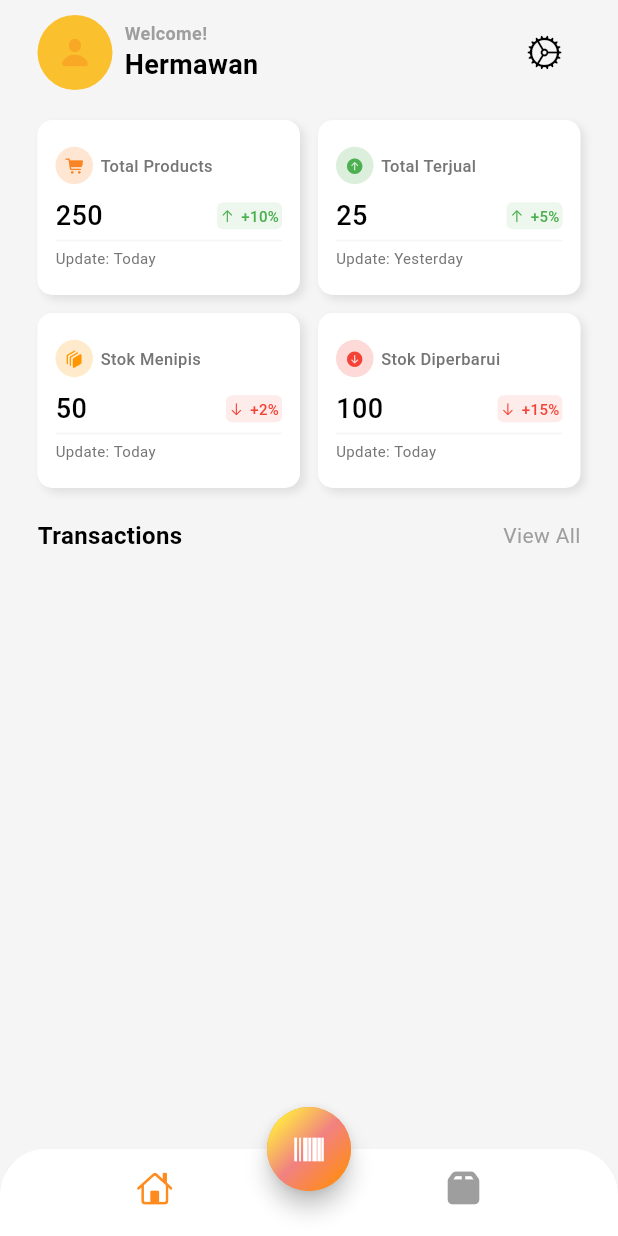
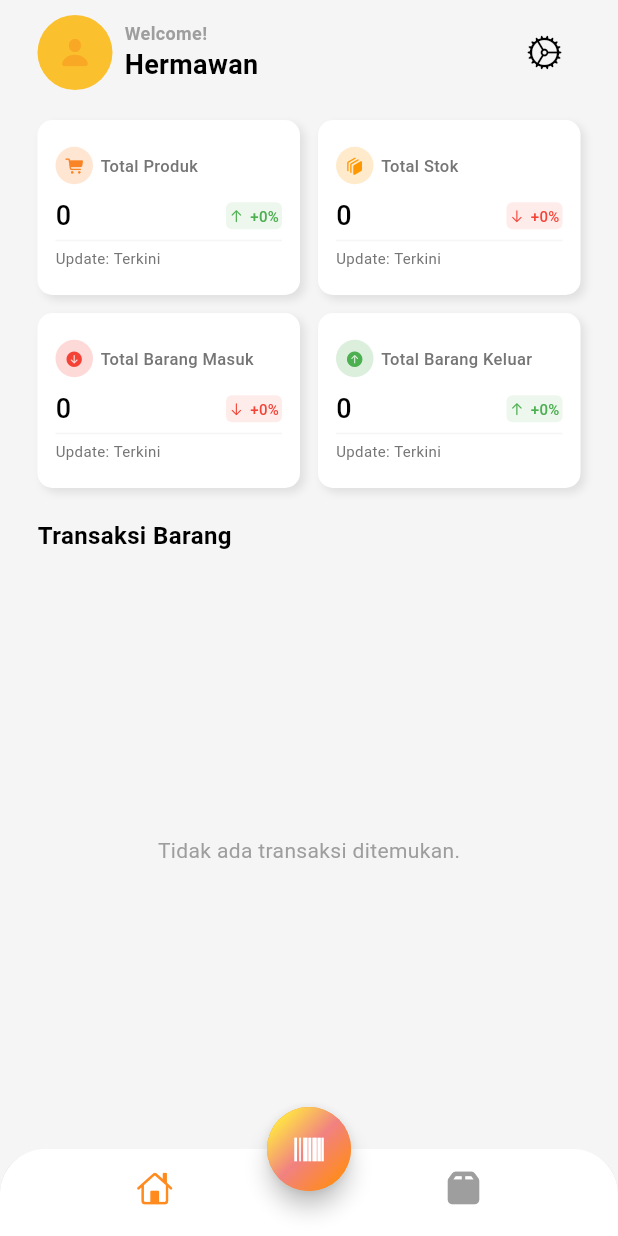
Before and after one commit to HermawanSutanto/inventory_tracker, a Flutter app: the screen it shows once a user with an empty profile is signed in, on a phone screen of 412 x 824 dp. Run offline on Flutter 3.47's test engine with Material 3 defaults, Android fonts, the phone set to English and light mode, and no system bars; our stand-ins replace cached_network_image, cloud_firestore, firebase_auth, firebase_core, font_awesome_flutter, image_picker and 2 more; missing offline and left inert: mobile_scanner; accounts and stored records are empty.

Commit message:
update 1

```diff
--- a/lib/main.dart
+++ b/lib/main.dart
@@ -5,6 +5,7 @@ import 'package:inventory_tracker/firebase_options.dart';
 import 'package:inventory_tracker/providers/auth_provider.dart';
 import 'package:inventory_tracker/providers/product_provider.dart';
 import 'package:provider/provider.dart';
+import 'package:supabase_flutter/supabase_flutter.dart';
 
 void main() async {
   // Ubah menjadi async
@@ -12,6 +13,11 @@ void main() async {
   await Firebase.initializeApp(
     // Inisialisasi Firebase
     options: DefaultFirebaseOptions.currentPlatform,
+  );
+  await Supabase.initialize(
+    url: 'https://cygltuwskmyfqmdeeqmi.supabase.co',
+    anonKey:
+        'eyJhbGciOiJIUzI1NiIsInR5cCI6IkpXVCJ9.eyJpc3MiOiJzdXBhYmFzZSIsInJlZiI6ImN5Z2x0dXdza215ZnFtZGVlcW1pIiwicm9sZSI6ImFub24iLCJpYXQiOjE3NTg2MDkwNjQsImV4cCI6MjA3NDE4NTA2NH0.-xLiy-PYNedb1GXOBr83lgtiBqk9PVHYZ-AwvUKqkhU',
   );
 
   runApp(
--- a/lib/screens/home/views/main_screen.dart
+++ b/lib/screens/home/views/main_screen.dart
@@ -35,7 +35,33 @@ class _MainScreenState extends State<MainScreen> {
           final query = _searchQuery.toLowerCase();
           return productName.contains(query);
         }).toList();
-
+    final dynamicSummaryData = [
+      {
+        'title': 'Total Produk',
+        'value': productProvider.totalUniqueProducts.toString(),
+        'percentage': '+0%', // Bisa dikembangkan lebih lanjut
+        'updateDate': 'Terkini',
+      },
+      {
+        'title': 'Total Stok',
+        'value': productProvider.totalStock.toString(),
+        'percentage': '+0%',
+        'updateDate': 'Terkini',
+      },
+      {
+        'title': 'Total Barang Masuk',
+        'value': productProvider.incomingTransactionsToday.toString(),
+        'percentage': '+0%',
+        'updateDate': 'Terkini',
+      },
+      {
+        'title': 'Total Barang Keluar',
+        'value': productProvider.outgoingTransactionsToday.toString(),
+        'percentage': '+0%',
+        'updateDate': 'Terkini',
+      },
+      // ... bisa ditambahkan card lainnya sesuai getter di provider
+    ];
     return Scaffold(
       body: SafeArea(
         child: Padding(
@@ -45,10 +71,15 @@ class _MainScreenState extends State<MainScreen> {
               const _HeaderSection(), // Widget ini tidak berubah
               const SizedBox(height: 20),
               // Widget ini tidak berubah, masih menggunakan dummy data
-              _SummaryCardsSection(summaryData: summaryData),
+              // _SummaryCardsSection(summaryData: summaryData),
+              _SummaryCardsSection(
+                summaryData: dynamicSummaryData,
+              ), // Gunakan data dinamis
+
               const SizedBox(height: 20),
               const _TransactionHeader(), // Widget ini tidak berubah
               const SizedBox(height: 10),
+
               Expanded(
                 child: _TransactionList(
                   filteredProducts: filteredList,
@@ -173,24 +204,24 @@ class _TransactionHeader extends StatelessWidget {
       mainAxisAlignment: MainAxisAlignment.spaceBetween,
       children: [
         Text(
-          "Transactions",
+          "Transaksi Barang",
           style: TextStyle(
             fontSize: 16,
             color: Theme.of(context).colorScheme.onBackground,
             fontWeight: FontWeight.bold,
           ),
         ),
-        GestureDetector(
-          onTap: () {},
-          child: Text(
-            "View All",
-            style: TextStyle(
-              fontSize: 14,
-              color: Theme.of(context).colorScheme.outline,
-              fontWeight: FontWeight.w400,
-            ),
-          ),
-        ),
+        // GestureDetector(
+        //   onTap: () {},
+        //   child: Text(
+        //     "View All",
+        //     style: TextStyle(
+        //       fontSize: 14,
+        //       color: Theme.of(context).colorScheme.outline,
+        //       fontWeight: FontWeight.w400,
+        //     ),
+        //   ),
+        // ),
       ],
     );
   }
@@ -210,6 +241,14 @@ class _TransactionList extends StatelessWidget {
 
   @override
   Widget build(BuildContext context) {
+    if (filteredProducts.isEmpty) {
+      return const Center(
+        child: Text(
+          'Tidak ada transaksi ditemukan.',
+          style: TextStyle(color: Colors.grey),
+        ),
+      );
+    }
     return ListView.builder(
       itemCount: filteredProducts.length,
       itemBuilder: (context, int i) {
--- a/lib/screens/transaction/views/add_product.dart
+++ b/lib/screens/transaction/views/add_product.dart
@@ -49,7 +49,11 @@ class _AddProductScreenState extends State<AddProductScreen> {
   }
 
   Future<void> _pickImage() async {
-    final image = await ImagePicker().pickImage(source: ImageSource.gallery);
+    final image = await ImagePicker().pickImage(
+      source: ImageSource.gallery,
+      imageQuality: 80, // Kompresi kualitas gambar (0-100)
+      maxWidth: 1024, // Batasi lebar maksimal gambar
+    );
     if (image != null) {
       setState(() {
         _selectedImage = image;
--- a/lib/widgets/home/summary_card.dart
+++ b/lib/widgets/home/summary_card.dart
@@ -25,25 +25,25 @@ class SummaryCard extends StatelessWidget {
 
     // Logika untuk menentukan ikon dan warna berdasarkan judul
     switch (title) {
-      case "Total Products":
+      case "Total Produk":
         iconData = CupertinoIcons.cart_fill;
         iconColor = const Color.fromARGB(255, 249, 132, 37);
         percentageIcon = CupertinoIcons.arrow_up;
         percentageColor = Colors.green;
         break;
-      case "Stok Diperbarui":
+      case "Total Barang Masuk":
         iconData = CupertinoIcons.arrow_down_circle_fill;
         iconColor = Colors.red;
         percentageIcon = CupertinoIcons.arrow_down;
         percentageColor = Colors.red;
         break;
-      case "Stok Menipis":
+      case "Total Stok":
         iconData = CupertinoIcons.square_stack_3d_down_right_fill;
         iconColor = Colors.orange;
         percentageIcon = CupertinoIcons.arrow_down;
         percentageColor = Colors.red;
         break;
-      case "Total Terjual":
+      case "Total Barang Keluar":
         iconData = CupertinoIcons.arrow_up_circle_fill;
         iconColor = Colors.green;
         percentageIcon = CupertinoIcons.arrow_up;
```
Also changed, not shown: lib/providers/product_provider.dart (+195 -49 lines), lib/screens/products/views/product_list.dart (+20 -0 lines), lib/widgets/products/bottom_sheet/bottom_detail_product.dart (+52 -9 lines), pubspec.yaml (+7 -1 lines), assets/logo/logo.png (added), pubspec.lock, 34 other files.
